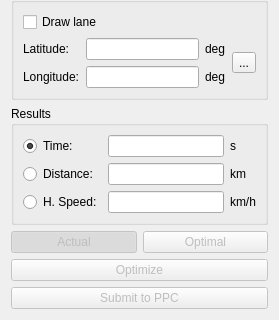
Above: src/ppcform.ui from flysight/flysight-viewer-qt before the change; both pictures show x 0 to 279 and y 154 to 474 of the 279 by 474 pixel window. Below: the same form after it.
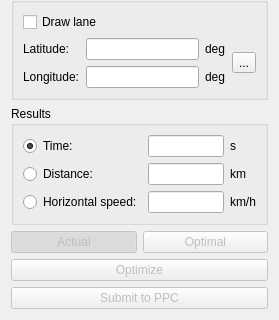
That is the form after the change. Icons and pictures are not drawn.

Commit message: Display several accuracy estimates in validation window

What changed in the file:
```diff
--- a/src/ppcform.ui
+++ b/src/ppcform.ui
@@ -256,7 +256,7 @@
         <item row="2" column="0">
          <widget class="QRadioButton" name="hSpeedButton">
           <property name="text">
-           <string>H. Speed:</string>
+           <string>Horizontal speed:</string>
           </property>
          </widget>
         </item>
```
The commit also changes 5 other files.
